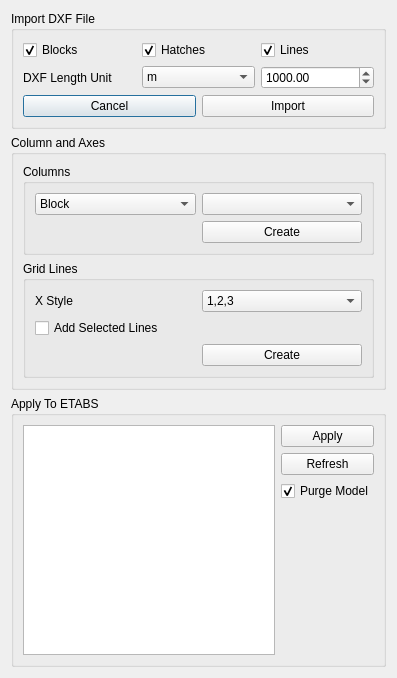
Above: widgets/define/create_axes_from_dxf.ui from ebrahimraeyat/civilTools before the change. Below: the same form after it.
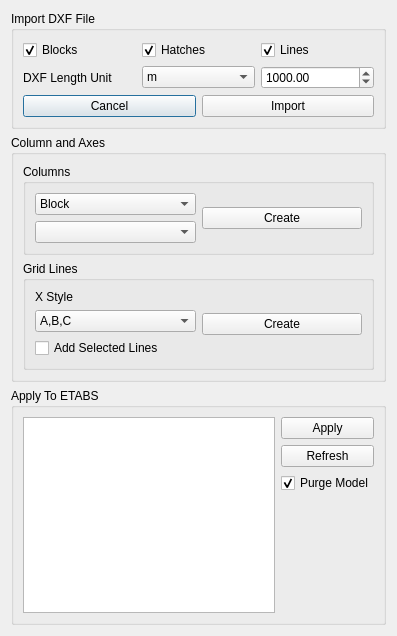
That is the form after the change. Icons and pictures are not drawn.

```diff
--- a/widgets/define/create_axes_from_dxf.ui
+++ b/widgets/define/create_axes_from_dxf.ui
@@ -7,7 +7,7 @@
     <x>0</x>
     <y>0</y>
     <width>397</width>
-    <height>678</height>
+    <height>636</height>
    </rect>
   </property>
   <property name="windowTitle">
@@ -180,14 +180,14 @@
            </item>
           </widget>
          </item>
-         <item row="0" column="1">
+         <item row="1" column="0">
           <widget class="QComboBox" name="column_names">
            <property name="enabled">
             <bool>true</bool>
            </property>
           </widget>
          </item>
-         <item row="1" column="1">
+         <item row="0" column="1" rowspan="2">
           <widget class="QPushButton" name="create_columns">
            <property name="text">
             <string>Create</string>
@@ -198,8 +198,8 @@
            </property>
            <property name="iconSize">
             <size>
-             <width>40</width>
-             <height>40</height>
+             <width>60</width>
+             <height>60</height>
             </size>
            </property>
           </widget>
@@ -223,13 +223,25 @@
            </property>
           </widget>
          </item>
-         <item row="0" column="1">
+         <item row="0" column="1" rowspan="3">
+          <widget class="QPushButton" name="create_axis">
+           <property name="text">
+            <string>Create</string>
+           </property>
+           <property name="icon">
+            <iconset resource="../../civiltools.qrc">
+             <normaloff>:/civiltools/images/grid_lines.svg</normaloff>:/civiltools/images/grid_lines.svg</iconset>
+           </property>
+           <property name="iconSize">
+            <size>
+             <width>60</width>
+             <height>60</height>
+            </size>
+           </property>
+          </widget>
+         </item>
+         <item row="1" column="0">
           <widget class="QComboBox" name="x_style_numbering">
-           <item>
-            <property name="text">
-             <string>1,2,3</string>
-            </property>
-           </item>
            <item>
             <property name="text">
              <string>A,B,C</string>
@@ -237,30 +249,13 @@
            </item>
           </widget>
          </item>
-         <item row="1" column="0">
+         <item row="2" column="0">
           <widget class="QCheckBox" name="selections">
            <property name="text">
             <string>Add Selected Lines</string>
            </property>
           </widget>
          </item>
-         <item row="2" column="1">
-          <widget class="QPushButton" name="create_axis">
-           <property name="text">
-            <string>Create</string>
-           </property>
-           <property name="icon">
-            <iconset resource="../../civiltools.qrc">
-             <normaloff>:/civiltools/images/grid_lines.svg</normaloff>:/civiltools/images/grid_lines.svg</iconset>
-           </property>
-           <property name="iconSize">
-            <size>
-             <width>40</width>
-             <height>40</height>
-            </size>
-           </property>
-          </widget>
-         </item>
         </layout>
        </widget>
       </item>
```
Left out of the diff: 7 changed lines with no effect on the pictures.
